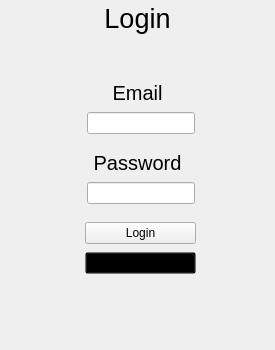
mxcom/Programming-Exercises, file src/views/user_management/WndLogin.ui: the form before one commit.
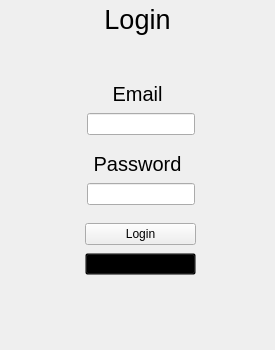
The form after the commit.

Commit message: login window

Patch:
```diff
--- a/src/views/user_management/WndLogin.ui
+++ b/src/views/user_management/WndLogin.ui
@@ -1,7 +1,7 @@
 <?xml version="1.0" encoding="UTF-8"?>
 <ui version="4.0">
- <class>WndLogin</class>
- <widget class="QWidget" name="WndLogin">
+ <class>MainWindow</class>
+ <widget class="QMainWindow" name="MainWindow">
   <property name="geometry">
    <rect>
     <x>0</x>
@@ -10,26 +10,113 @@
     <height>350</height>
    </rect>
   </property>
-  <property name="minimumSize">
-   <size>
-    <width>275</width>
-    <height>350</height>
-   </size>
-  </property>
-  <property name="maximumSize">
-   <size>
-    <width>275</width>
-    <height>350</height>
-   </size>
+  <property name="sizePolicy">
+   <sizepolicy hsizetype="Fixed" vsizetype="Fixed">
+    <horstretch>0</horstretch>
+    <verstretch>0</verstretch>
+   </sizepolicy>
   </property>
   <property name="windowTitle">
    <string>Form</string>
   </property>
+  <widget class="QWidget" name="centralwidget">
+   <widget class="QWidget" name="horizontalLayoutWidget">
+    <property name="geometry">
+     <rect>
+      <x>0</x>
+      <y>111</y>
+      <width>281</width>
+      <height>27</height>
+     </rect>
+    </property>
+    <layout class="QHBoxLayout" name="loEmail" stretch="0,0,0">
+     <property name="spacing">
+      <number>0</number>
+     </property>
+     <property name="leftMargin">
+      <number>0</number>
+     </property>
+     <item>
+      <spacer name="hsLeft">
+       <property name="orientation">
+        <enum>Qt::Horizontal</enum>
+       </property>
+       <property name="sizeHint" stdset="0">
+        <size>
+         <width>40</width>
+         <height>20</height>
+        </size>
+       </property>
+      </spacer>
+     </item>
+     <item>
+      <widget class="QLineEdit" name="leEmail"/>
+     </item>
+     <item>
+      <spacer name="hsRight">
+       <property name="orientation">
+        <enum>Qt::Horizontal</enum>
+       </property>
+       <property name="sizeType">
+        <enum>QSizePolicy::Expanding</enum>
+       </property>
+       <property name="sizeHint" stdset="0">
+        <size>
+         <width>40</width>
+         <height>20</height>
+        </size>
+       </property>
+      </spacer>
+     </item>
+    </layout>
+   </widget>
+   <widget class="QLabel" name="lbEmail">
+    <property name="geometry">
+     <rect>
+      <x>0</x>
+      <y>80</y>
+      <width>275</width>
+      <height>27</height>
+     </rect>
+    </property>
+    <property name="font">
+     <font>
+      <pointsize>15</pointsize>
+     </font>
+    </property>
+    <property name="text">
+     <string>Email</string>
+    </property>
+    <property name="alignment">
+     <set>Qt::AlignCenter</set>
+    </property>
+   </widget>
+   <widget class="QLabel" name="lbTitle">
+    <property name="geometry">
+     <rect>
+      <x>0</x>
+      <y>1</y>
+      <width>275</width>
+      <height>36</height>
+     </rect>
+    </property>
+    <property name="font">
+     <font>
+      <pointsize>20</pointsize>
+     </font>
+    </property>
+    <property name="text">
+     <string>Login</string>
+    </property>
+    <property name="alignment">
+     <set>Qt::AlignCenter</set>
+    </property>
+   </widget>
   <widget class="QWidget" name="verticalLayoutWidget_2">
    <property name="geometry">
     <rect>
      <x>0</x>
-     <y>220</y>
+      <y>221</y>
      <width>281</width>
      <height>58</height>
     </rect>
@@ -67,124 +154,11 @@
     </item>
    </layout>
   </widget>
-  <widget class="QWidget" name="horizontalLayoutWidget">
-   <property name="geometry">
-    <rect>
-     <x>0</x>
-     <y>110</y>
-     <width>281</width>
-     <height>27</height>
-    </rect>
-   </property>
-   <layout class="QHBoxLayout" name="loEmail" stretch="0,0,0">
-    <property name="spacing">
-     <number>0</number>
-    </property>
-    <property name="leftMargin">
-     <number>0</number>
-    </property>
-    <item>
-     <spacer name="hsLeft">
-      <property name="orientation">
-       <enum>Qt::Horizontal</enum>
-      </property>
-      <property name="sizeHint" stdset="0">
-       <size>
-        <width>40</width>
-        <height>20</height>
-       </size>
-      </property>
-     </spacer>
-    </item>
-    <item>
-     <widget class="QLineEdit" name="leEmail"/>
-    </item>
-    <item>
-     <spacer name="hsRight">
-      <property name="orientation">
-       <enum>Qt::Horizontal</enum>
-      </property>
-      <property name="sizeType">
-       <enum>QSizePolicy::Expanding</enum>
-      </property>
-      <property name="sizeHint" stdset="0">
-       <size>
-        <width>40</width>
-        <height>20</height>
-       </size>
-      </property>
-     </spacer>
-    </item>
-   </layout>
-  </widget>
-  <widget class="QLabel" name="lbEmail">
-   <property name="geometry">
-    <rect>
-     <x>0</x>
-     <y>79</y>
-     <width>275</width>
-     <height>27</height>
-    </rect>
-   </property>
-   <property name="font">
-    <font>
-     <pointsize>15</pointsize>
-    </font>
-   </property>
-   <property name="text">
-    <string>Email</string>
-   </property>
-   <property name="alignment">
-    <set>Qt::AlignCenter</set>
-   </property>
-  </widget>
-  <widget class="QLabel" name="lbTitle">
-   <property name="geometry">
-    <rect>
-     <x>0</x>
-     <y>0</y>
-     <width>275</width>
-     <height>36</height>
-    </rect>
-   </property>
-   <property name="font">
-    <font>
-     <pointsize>20</pointsize>
-    </font>
-   </property>
-   <property name="text">
-    <string>Login</string>
-   </property>
-   <property name="alignment">
-    <set>Qt::AlignCenter</set>
-   </property>
-  </widget>
-  <widget class="QLabel" name="lbPassword">
-   <property name="geometry">
-    <rect>
-     <x>0</x>
-     <y>149</y>
-     <width>275</width>
-     <height>27</height>
-    </rect>
-   </property>
-   <property name="font">
-    <font>
-     <pointsize>15</pointsize>
-    </font>
-   </property>
-   <property name="text">
-    <string>Password</string>
-   </property>
-   <property name="alignment">
-    <set>Qt::AlignCenter</set>
-   </property>
-  </widget>
   <widget class="QWidget" name="horizontalLayoutWidget_2">
    <property name="geometry">
     <rect>
      <x>0</x>
-     <y>180</y>
+      <y>181</y>
      <width>281</width>
      <height>27</height>
     </rect>
@@ -233,6 +207,28 @@
      </spacer>
     </item>
    </layout>
+   </widget>
+   <widget class="QLabel" name="lbPassword">
+    <property name="geometry">
+     <rect>
+      <x>0</x>
+      <y>150</y>
+      <width>275</width>
+      <height>27</height>
+     </rect>
+    </property>
+    <property name="font">
+     <font>
+      <pointsize>15</pointsize>
+     </font>
+    </property>
+    <property name="text">
+     <string>Password</string>
+    </property>
+    <property name="alignment">
+     <set>Qt::AlignCenter</set>
+    </property>
+   </widget>
   </widget>
  </widget>
  <resources/>
```
Left out of the diff: 2 changed lines with no effect on the pictures. Lines whose indentation alone changed are shown as unchanged. The commit also changes 1 other file.
